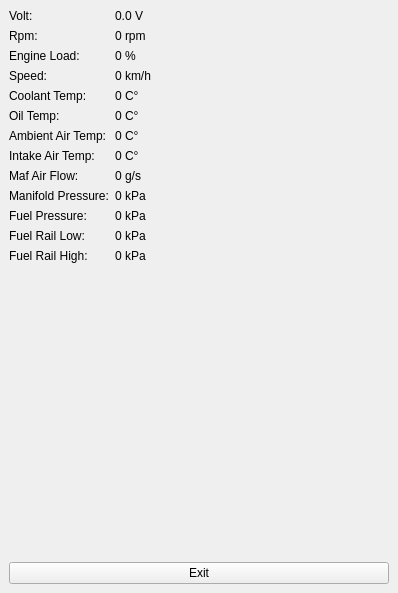
Above: obdscan.ui from takyonxxx/Elm327_Wifi_Obd2_Qt_Project before the change. Below: the same form after it.
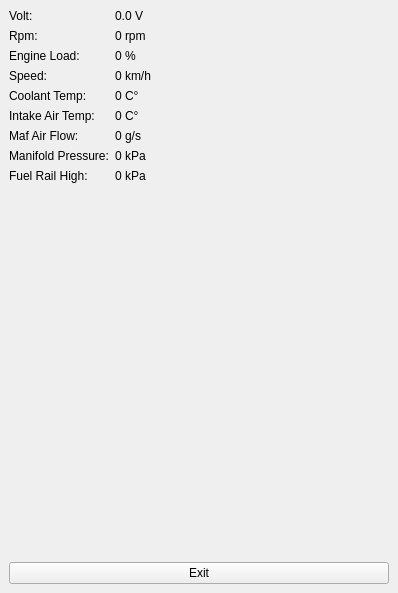
That is the form after the change.

Patch:
```diff
--- a/obdscan.ui
+++ b/obdscan.ui
@@ -75,34 +75,6 @@
           </property>
          </widget>
         </item>
-        <item row="5" column="0">
-         <widget class="QLabel" name="labelOilTempTitle">
-          <property name="text">
-           <string>Oil Temp:</string>
-          </property>
-         </widget>
-        </item>
-        <item row="5" column="1">
-         <widget class="QLabel" name="labelOilTemp">
-          <property name="text">
-           <string>0 C°</string>
-          </property>
-         </widget>
-        </item>
-        <item row="7" column="0">
-         <widget class="QLabel" name="labelIntakeAirTempTitle">
-          <property name="text">
-           <string>Intake Air Temp:</string>
-          </property>
-         </widget>
-        </item>
-        <item row="7" column="1">
-         <widget class="QLabel" name="labelIntakeAirTemp">
-          <property name="text">
-           <string>0 C°</string>
-          </property>
-         </widget>
-        </item>
         <item row="4" column="0">
          <widget class="QLabel" name="labelCoolantTitle">
           <property name="text">
@@ -117,90 +89,62 @@
           </property>
          </widget>
         </item>
-        <item row="8" column="0">
+        <item row="5" column="0">
+         <widget class="QLabel" name="labelIntakeAirTempTitle">
+          <property name="text">
+           <string>Intake Air Temp:</string>
+          </property>
+         </widget>
+        </item>
+        <item row="5" column="1">
+         <widget class="QLabel" name="labelIntakeAirTemp">
+          <property name="text">
+           <string>0 C°</string>
+          </property>
+         </widget>
+        </item>
+        <item row="6" column="0">
          <widget class="QLabel" name="labelMafAirFlowTitle">
           <property name="text">
            <string>Maf Air Flow:</string>
           </property>
          </widget>
         </item>
-        <item row="8" column="1">
+        <item row="6" column="1">
          <widget class="QLabel" name="labelMafAirFlow">
           <property name="text">
            <string>0 g/s</string>
           </property>
          </widget>
         </item>
-        <item row="9" column="0">
+        <item row="7" column="0">
          <widget class="QLabel" name="labelManifoldPressureTitle">
           <property name="text">
            <string>Manifold Pressure:</string>
           </property>
          </widget>
         </item>
-        <item row="9" column="1">
+        <item row="7" column="1">
          <widget class="QLabel" name="labelManifoldPressure">
           <property name="text">
            <string>0 kPa</string>
           </property>
          </widget>
         </item>
-        <item row="11" column="0">
-         <widget class="QLabel" name="labelFuelRailLowPressureTitle">
-          <property name="text">
-           <string>Fuel Rail Low:</string>
-          </property>
-         </widget>
-        </item>
-        <item row="11" column="1">
-         <widget class="QLabel" name="labelFuelRailLowPressure">
-          <property name="text">
-           <string>0 kPa </string>
-          </property>
-         </widget>
-        </item>
-        <item row="12" column="0">
+        <item row="8" column="0">
          <widget class="QLabel" name="labelFuelRailHighPressureTitle">
           <property name="text">
            <string>Fuel Rail High:</string>
           </property>
          </widget>
         </item>
-        <item row="12" column="1">
+        <item row="8" column="1">
          <widget class="QLabel" name="labelFuelRailHighPressure">
           <property name="text">
            <string>0 kPa</string>
           </property>
          </widget>
         </item>
-        <item row="10" column="0">
-         <widget class="QLabel" name="labelFuelPressureTitle">
-          <property name="text">
-           <string>Fuel Pressure:</string>
-          </property>
-         </widget>
-        </item>
-        <item row="10" column="1">
-         <widget class="QLabel" name="labelFuelPressure">
-          <property name="text">
-           <string>0 kPa</string>
-          </property>
-         </widget>
-        </item>
-        <item row="6" column="0">
-         <widget class="QLabel" name="labelAmbientAirTempTitle">
-          <property name="text">
-           <string>Ambient Air Temp:</string>
-          </property>
-         </widget>
-        </item>
-        <item row="6" column="1">
-         <widget class="QLabel" name="labelAmbientAirTemp">
-          <property name="text">
-           <string>0 C°</string>
-          </property>
-         </widget>
-        </item>
        </layout>
       </item>
       <item>
```
